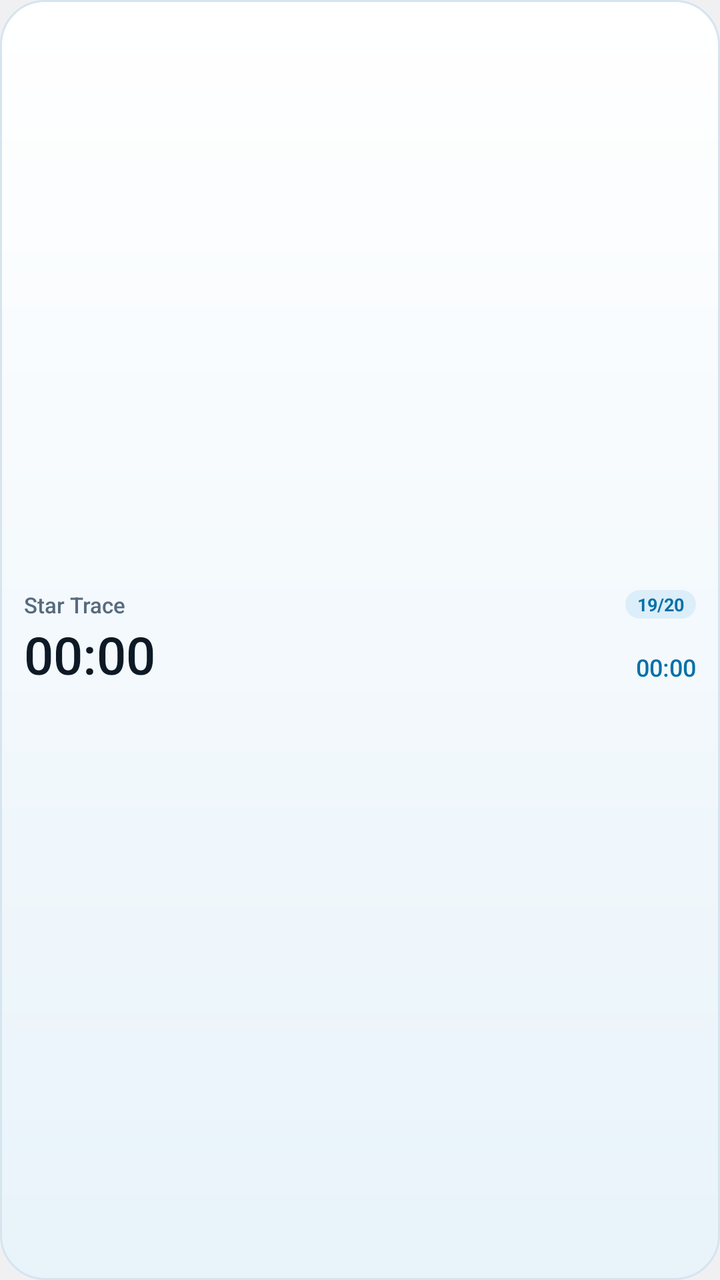
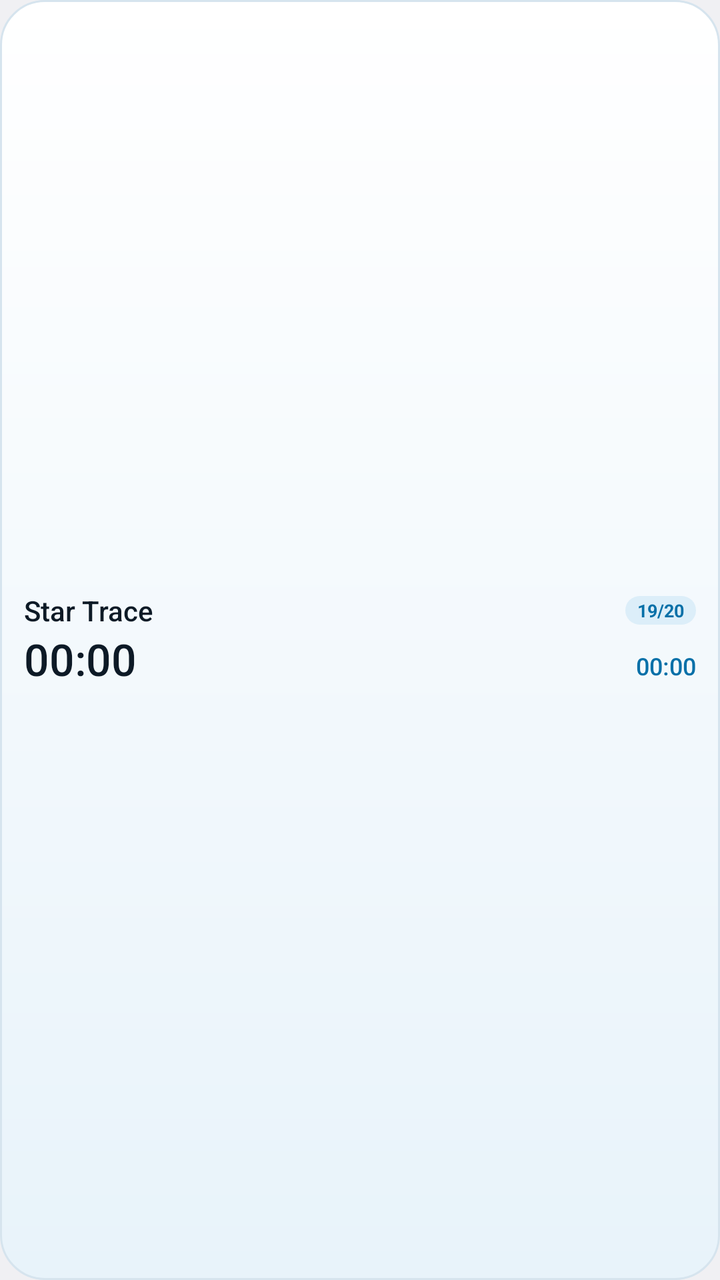

The first picture is an Android layout as it rendered before a commit; the second is the same layout after the commit. The layout source and the unified diff follow.
<!-- AndroidManifest.xml: application theme android:Theme.DeviceDefault.Light.NoActionBar -->
<!-- res/layout/widget_mini.xml -->
<?xml version="1.0" encoding="utf-8"?>
<LinearLayout xmlns:android="http://schemas.android.com/apk/res/android"
    android:id="@+id/w_root"
    android:layout_width="match_parent"
    android:layout_height="match_parent"
    android:background="@drawable/widget_bg"
    android:gravity="center_vertical"
    android:orientation="vertical"
    android:paddingLeft="12dp"
    android:paddingTop="5dp"
    android:paddingRight="12dp"
    android:paddingBottom="5dp">

    <LinearLayout
        android:layout_width="match_parent"
        android:layout_height="wrap_content"
        android:baselineAligned="false"
        android:gravity="center_vertical"
        android:orientation="horizontal">

        <TextView
            android:id="@+id/w_title"
            android:layout_width="0dp"
            android:layout_height="wrap_content"
            android:layout_weight="1"
            android:ellipsize="end"
            android:fontFamily="sans-serif-medium"
            android:maxLines="1"
            android:text="Star Trace"
            android:textColor="#566B7F"
            android:textSize="11sp" />

        <TextView
            android:id="@+id/w_idx"
            android:layout_width="wrap_content"
            android:layout_height="wrap_content"
            android:background="@drawable/chip_bg"
            android:paddingLeft="6dp"
            android:paddingTop="1dp"
            android:paddingRight="6dp"
            android:paddingBottom="1dp"
            android:text="19/20"
            android:textColor="#0670A8"
            android:textSize="9sp"
            android:textStyle="bold" />
    </LinearLayout>

    <LinearLayout
        android:layout_width="match_parent"
        android:layout_height="wrap_content"
        android:baselineAligned="false"
        android:gravity="bottom"
        android:orientation="horizontal">

        <Chronometer
            android:id="@+id/w_pos"
            android:layout_width="wrap_content"
            android:layout_height="wrap_content"
            android:fontFamily="sans-serif-medium"
            android:text="00:00"
            android:textColor="#0D1A26"
            android:textSize="26sp" />

        <TextView
            android:layout_width="0dp"
            android:layout_height="1dp"
            android:layout_weight="1" />

        <Chronometer
            android:id="@+id/w_remain"
            android:layout_width="wrap_content"
            android:layout_height="wrap_content"
            android:fontFamily="sans-serif-medium"
            android:paddingBottom="3dp"
            android:text="02:59"
            android:textColor="#0670A8"
            android:textSize="12sp" />
    </LinearLayout>

    <TextView android:id="@+id/w_sub" android:layout_width="0dp" android:layout_height="0dp" android:visibility="gone" />
    <TextView android:id="@+id/w_next" android:layout_width="0dp" android:layout_height="0dp" android:visibility="gone" />
</LinearLayout>
<!-- resources referenced by this layout -->
<resources>
  <!-- drawable chip_bg (drawable) -->
  <?xml version="1.0" encoding="utf-8"?>
  <shape xmlns:android="http://schemas.android.com/apk/res/android" android:shape="rectangle">
      <solid android:color="#DCEEF9" />
      <corners android:radius="10dp" />
  </shape>
  <!-- drawable widget_bg (drawable) -->
  <?xml version="1.0" encoding="utf-8"?>
  <shape xmlns:android="http://schemas.android.com/apk/res/android" android:shape="rectangle">
      <gradient
          android:angle="270"
          android:endColor="#E8F3FA"
          android:startColor="#FFFFFF"
          android:type="linear" />
      <corners android:radius="22dp" />
      <stroke android:width="1dp" android:color="#D6E4EE" />
  </shape>
</resources>

<!-- the commit's change to res/layout/widget_mini.xml (unified diff, before → after) -->
@@ -7,9 +7,9 @@
     android:gravity="center_vertical"
     android:orientation="vertical"
     android:paddingLeft="12dp"
-    android:paddingTop="5dp"
+    android:paddingTop="4dp"
     android:paddingRight="12dp"
-    android:paddingBottom="5dp">
+    android:paddingBottom="4dp">
 
     <LinearLayout
         android:layout_width="match_parent"
@@ -23,12 +23,14 @@
             android:layout_width="0dp"
             android:layout_height="wrap_content"
             android:layout_weight="1"
-            android:ellipsize="end"
+            android:ellipsize="marquee"
+            android:fadingEdgeLength="18dp"
+            android:requiresFadingEdge="horizontal"
             android:fontFamily="sans-serif-medium"
-            android:maxLines="1"
+            android:singleLine="true"
             android:text="Star Trace"
-            android:textColor="#566B7F"
-            android:textSize="11sp" />
+            android:textColor="#0D1A26"
+            android:textSize="14sp" />
 
         <TextView
             android:id="@+id/w_idx"
@@ -59,7 +61,7 @@
             android:fontFamily="sans-serif-medium"
             android:text="00:00"
             android:textColor="#0D1A26"
-            android:textSize="26sp" />
+            android:textSize="22sp" />
 
         <TextView
             android:layout_width="0dp"
